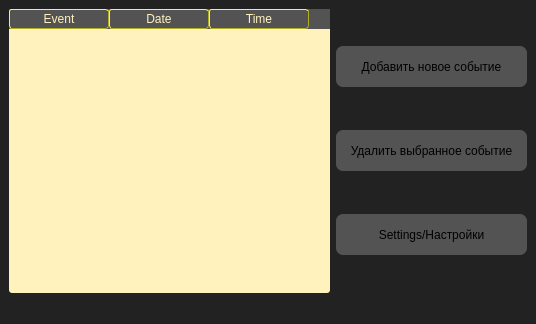
The window that uis/design.ui (dmhd6219/JoJoOrganizer) describes before a commit, drawn with Qt 5.
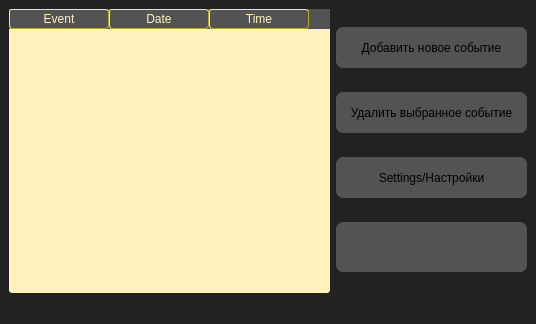
The same window after the commit. Icons and pictures are not drawn.

What changed in the file:
```diff
--- a/uis/design.ui
+++ b/uis/design.ui
@@ -68,7 +68,7 @@
 </string>
   </property>
   <widget class="QWidget" name="centralwidget">
-   <layout class="QVBoxLayout" name="verticalLayout_2">
+   <layout class="QHBoxLayout" name="horizontalLayout_2">
     <item>
      <layout class="QHBoxLayout" name="horizontalLayout">
       <item>
@@ -131,6 +131,34 @@
           </property>
          </widget>
         </item>
+        <item>
+         <widget class="QPushButton" name="faqbutton">
+          <property name="styleSheet">
+           <string notr="true">QPushButton {
+background-repeat: no-repeat;
+width: 50px;
+    height: 50px;
+
+}
+
+QPushButton:hover {
+background-repeat: no-repeat;
+width: 50px;
+    height: 50px;
+
+}</string>
+          </property>
+          <property name="text">
+           <string/>
+          </property>
+          <property name="iconSize">
+           <size>
+            <width>50</width>
+            <height>50</height>
+           </size>
+          </property>
+         </widget>
+        </item>
        </layout>
       </item>
      </layout>
```
